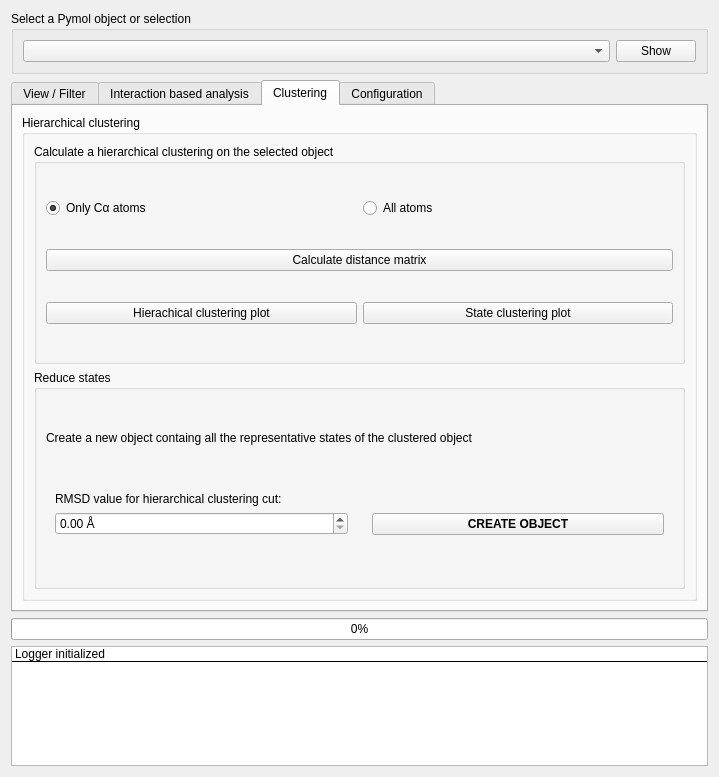
Qt form GUIs/plugin.ui (BioComputingUP/ring-pymol) before a commit.
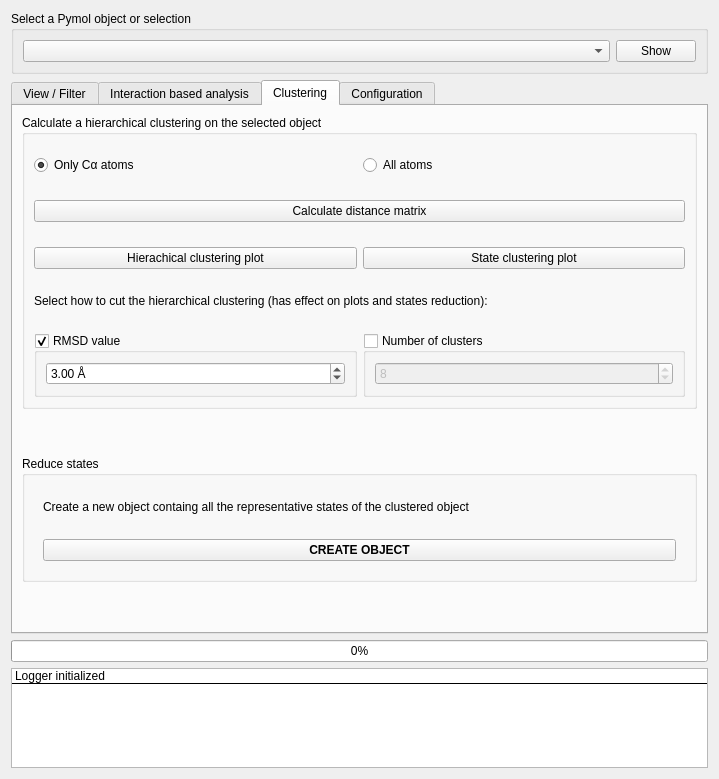
The same form after that commit. The open tabs and pages were chosen to show the change.

Commit message: Clustering completato

The edit to the form file:
```diff
--- a/GUIs/plugin.ui
+++ b/GUIs/plugin.ui
@@ -952,15 +952,9 @@
       </attribute>
       <layout class="QVBoxLayout" name="verticalLayout_6">
        <item>
-        <widget class="QGroupBox" name="groupBox_9">
-         <property name="title">
-          <string>Hierarchical clustering</string>
-         </property>
-         <layout class="QVBoxLayout" name="verticalLayout_8">
-          <item>
            <widget class="QGroupBox" name="groupBox_10">
             <property name="sizePolicy">
-             <sizepolicy hsizetype="Preferred" vsizetype="Minimum">
+          <sizepolicy hsizetype="Preferred" vsizetype="Preferred">
               <horstretch>0</horstretch>
               <verstretch>0</verstretch>
              </sizepolicy>
@@ -968,7 +962,44 @@
             <property name="title">
              <string>Calculate a hierarchical clustering on the selected object</string>
             </property>
+         <property name="checkable">
+          <bool>false</bool>
+         </property>
             <layout class="QGridLayout" name="gridLayout_6">
+          <property name="topMargin">
+           <number>20</number>
+          </property>
+          <property name="verticalSpacing">
+           <number>25</number>
+          </property>
+          <item row="5" column="0">
+           <widget class="QGroupBox" name="rmsd_box">
+            <property name="title">
+             <string>RMSD value</string>
+            </property>
+            <property name="flat">
+             <bool>false</bool>
+            </property>
+            <property name="checkable">
+             <bool>true</bool>
+            </property>
+            <layout class="QVBoxLayout" name="verticalLayout_11">
+             <item>
+              <widget class="QDoubleSpinBox" name="rmsd_val">
+               <property name="suffix">
+                <string> Å</string>
+               </property>
+               <property name="singleStep">
+                <double>0.500000000000000</double>
+               </property>
+               <property name="value">
+                <double>3.000000000000000</double>
+               </property>
+              </widget>
+             </item>
+            </layout>
+           </widget>
+          </item>
              <item row="3" column="0">
               <widget class="QPushButton" name="hierarchy_plot">
                <property name="text">
@@ -1007,16 +1038,85 @@
                </property>
               </widget>
              </item>
+          <item row="5" column="1">
+           <widget class="QGroupBox" name="cluster_box">
+            <property name="title">
+             <string>Number of clusters</string>
+            </property>
+            <property name="flat">
+             <bool>false</bool>
+            </property>
+            <property name="checkable">
+             <bool>true</bool>
+            </property>
+            <property name="checked">
+             <bool>false</bool>
+            </property>
+            <layout class="QVBoxLayout" name="verticalLayout_9">
+             <item>
+              <widget class="QSpinBox" name="n_cluster">
+               <property name="maximum">
+                <number>10000000</number>
+               </property>
+               <property name="value">
+                <number>8</number>
+               </property>
+              </widget>
+             </item>
             </layout>
            </widget>
+          </item>
+          <item row="4" column="0" colspan="2">
+           <widget class="QLabel" name="label_6">
+            <property name="text">
+             <string>Select how to cut the hierarchical clustering (has effect on plots and states reduction):</string>
+            </property>
+           </widget>
+          </item>
+         </layout>
+        </widget>
+       </item>
+       <item>
+        <spacer name="verticalSpacer_2">
+         <property name="orientation">
+          <enum>Qt::Vertical</enum>
+         </property>
+         <property name="sizeHint" stdset="0">
+          <size>
+           <width>20</width>
+           <height>40</height>
+          </size>
+         </property>
+        </spacer>
           </item>
           <item>
            <widget class="QGroupBox" name="groupBox_11">
+         <property name="sizePolicy">
+          <sizepolicy hsizetype="Preferred" vsizetype="Minimum">
+           <horstretch>0</horstretch>
+           <verstretch>0</verstretch>
+          </sizepolicy>
+         </property>
             <property name="title">
              <string>Reduce states</string>
             </property>
             <layout class="QGridLayout" name="gridLayout_11">
+          <property name="topMargin">
+           <number>15</number>
+          </property>
              <item row="1" column="0" colspan="2">
+           <widget class="QWidget" name="widget_12" native="true">
+            <property name="sizePolicy">
+             <sizepolicy hsizetype="Preferred" vsizetype="Fixed">
+              <horstretch>0</horstretch>
+              <verstretch>0</verstretch>
+             </sizepolicy>
+            </property>
+            <layout class="QVBoxLayout" name="verticalLayout_8">
+             <property name="spacing">
+              <number>25</number>
+             </property>
+             <item>
               <widget class="QLabel" name="label_5">
                <property name="sizePolicy">
                 <sizepolicy hsizetype="Preferred" vsizetype="Fixed">
@@ -1029,53 +1129,8 @@
                </property>
               </widget>
              </item>
-             <item row="3" column="0">
-              <widget class="QWidget" name="widget_12" native="true">
-               <property name="sizePolicy">
-                <sizepolicy hsizetype="Preferred" vsizetype="Fixed">
-                 <horstretch>0</horstretch>
-                 <verstretch>0</verstretch>
-                </sizepolicy>
-               </property>
-               <layout class="QVBoxLayout" name="verticalLayout_9">
                 <item>
-                 <widget class="QLabel" name="label_6">
-                  <property name="sizePolicy">
-                   <sizepolicy hsizetype="Preferred" vsizetype="Fixed">
-                    <horstretch>0</horstretch>
-                    <verstretch>0</verstretch>
-                   </sizepolicy>
-                  </property>
-                  <property name="text">
-                   <string>RMSD value for hierarchical clustering cut:</string>
-                  </property>
-                 </widget>
-                </item>
-                <item>
-                 <widget class="QDoubleSpinBox" name="doubleSpinBox">
-                  <property name="suffix">
-                   <string> Å</string>
-                  </property>
-                  <property name="singleStep">
-                   <double>0.500000000000000</double>
-                  </property>
-                 </widget>
-                </item>
-               </layout>
-              </widget>
-             </item>
-             <item row="3" column="1">
-              <widget class="QWidget" name="widget_13" native="true">
-               <layout class="QVBoxLayout" name="verticalLayout_10">
-                <item>
-                 <widget class="QLabel" name="label_8">
-                  <property name="text">
-                   <string/>
-                  </property>
-                 </widget>
-                </item>
-                <item>
-                 <widget class="QPushButton" name="pushButton_4">
+              <widget class="QPushButton" name="create_obj">
                   <property name="font">
                    <font>
                     <weight>75</weight>
@@ -1103,8 +1158,18 @@
             </layout>
            </widget>
           </item>
-         </layout>
-        </widget>
+       <item>
+        <spacer name="verticalSpacer">
+         <property name="orientation">
+          <enum>Qt::Vertical</enum>
+         </property>
+         <property name="sizeHint" stdset="0">
+          <size>
+           <width>20</width>
+           <height>40</height>
+          </size>
+         </property>
+        </spacer>
        </item>
       </layout>
      </widget>
```
Left out of the diff: 134 changed lines with no effect on the pictures. Lines whose indentation alone changed are shown as unchanged. The commit also changes 3 other files.
